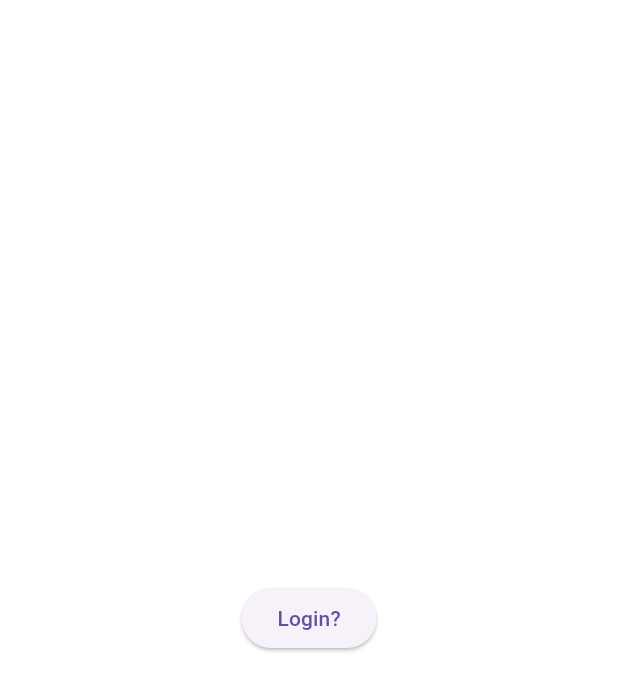
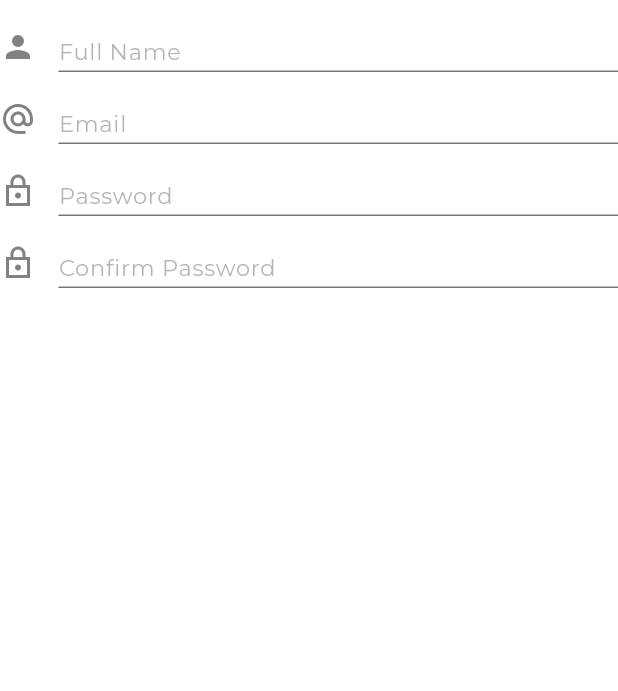
Before and after one commit to FarazMughal69/AzanApp, a Flutter app: the MySignUpScrren screen opened directly, on a phone screen of 412 x 824 dp. Shown: the top 691 px of the screen. Run offline on Flutter 3.47's test engine with Material 3 defaults, Android fonts, the phone set to English and light mode, and no system bars; our stand-ins replace bloc, google_fonts.

Commit message:
git commit practice

```diff
--- a/lib/main.dart
+++ b/lib/main.dart
@@ -2,7 +2,7 @@ import 'package:flutter/material.dart';
 
 import 'constant_folder/utility_export.dart';
 import 'screens/login/ui/login_screen.dart';
-import 'screens/signup/ui/signup.dart';
+// import 'screens/signup/ui/signup.dart';
 
 void main() {
   runApp(const MyApp());
--- a/lib/screens/signup/ui/signup.dart
+++ b/lib/screens/signup/ui/signup.dart
@@ -1,7 +1,7 @@
-import 'package:flutter/material.dart';
+import 'package:azan/widgets/txt_formfield.dart';
 
 import '../../../constant_folder/utility_export.dart';
-import '../../login/ui/login_screen.dart';
+// import '../../login/ui/login_screen.dart';
 
 class MySignUpScrren extends StatelessWidget {
   const MySignUpScrren({super.key});
@@ -10,18 +10,29 @@ class MySignUpScrren extends StatelessWidget {
   Widget build(BuildContext context) {
     return Scaffold(
       backgroundColor: MyColors.backgroundColor(),
-      body: Center(
-        child: ElevatedButton(
-          onPressed: () {
-            // Navigator.pushReplacement(
-            //   context,
-            //   MaterialPageRoute(builder: (context) {
-            //     return const MyLoginScreen();
-            //   }),
-            // );
-          },
-          child: const Text('Login?'),
-        ),
+      body: const Column(
+        children: [
+          MyTextFormField(
+            leadingIcon: Icons.person,
+            obscureText: false,
+            hintText: "Full Name",
+          ),
+          MyTextFormField(
+            leadingIcon: Icons.alternate_email_outlined,
+            obscureText: false,
+            hintText: "Email",
+          ),
+          MyTextFormField(
+            leadingIcon: Icons.lock_outline_sharp,
+            obscureText: true,
+            hintText: "Password",
+          ),
+          MyTextFormField(
+            leadingIcon: Icons.lock_outline_sharp,
+            obscureText: true,
+            hintText: "Confirm Password",
+          ),
+        ],
       ),
     );
   }
```
